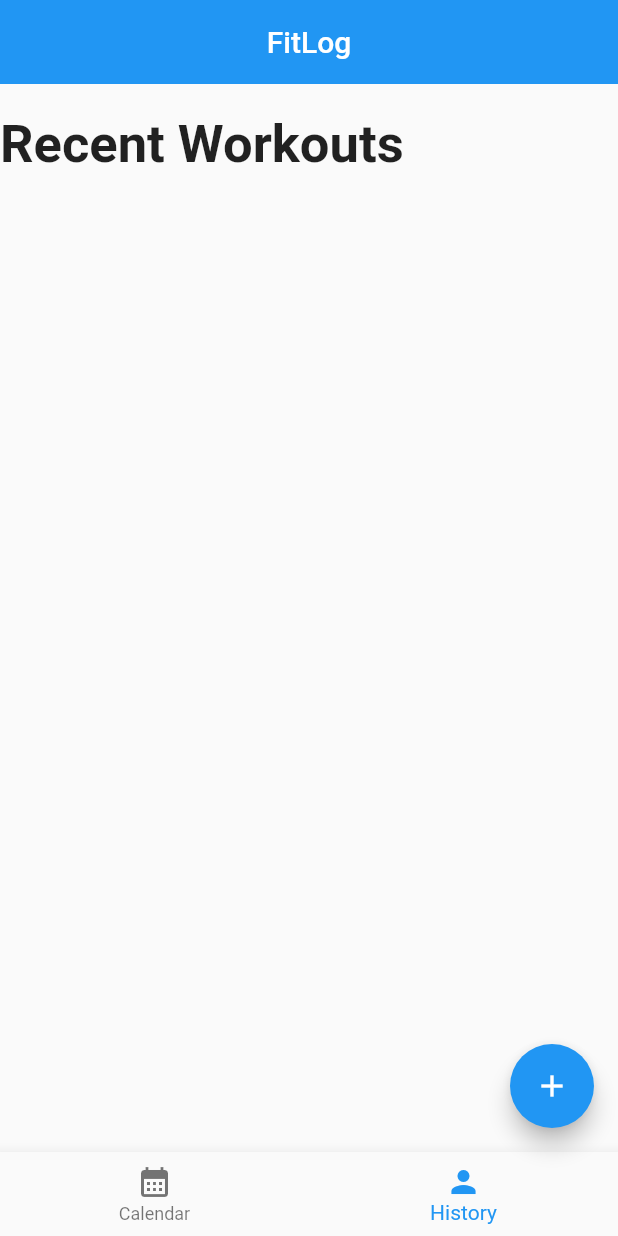
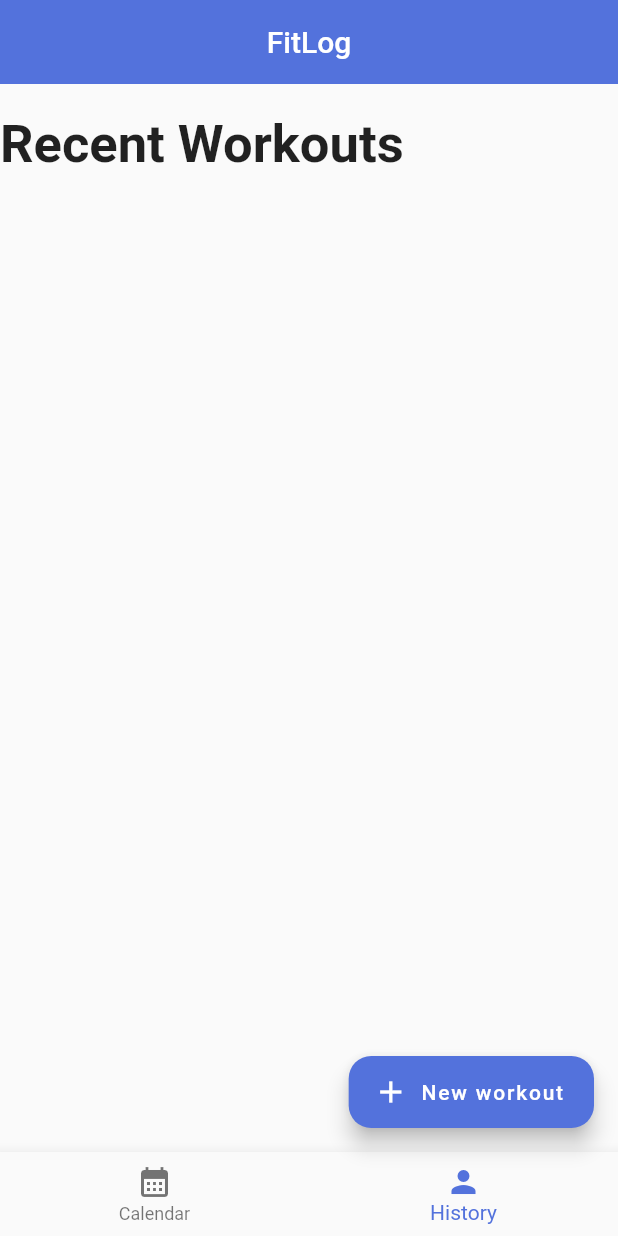
Before and after one commit to Tembero11/FitLog, a Flutter app: the screen it shows after launch, on a phone screen of 412 x 824 dp. Run offline on Flutter 3.47's test engine with Material 2 defaults, Android fonts, the phone set to English and light mode, and no system bars; our stand-ins replace vibration.

Commit message:
Change theme colors

```diff
--- a/lib/components/calendar.dart
+++ b/lib/components/calendar.dart
@@ -186,7 +186,7 @@ class _CalendarAppBarState extends State<CalendarAppBar> {
   @override
   Widget build(BuildContext context) {
     return Container(
-        color: Theme.of(context).colorScheme.secondary,
+        color: Theme.of(context).colorScheme.primary,
         child: Column(
           mainAxisAlignment: MainAxisAlignment.start,
           crossAxisAlignment: CrossAxisAlignment.start,
--- a/lib/main.dart
+++ b/lib/main.dart
@@ -8,12 +8,28 @@ void main() {
 class AppRoot extends StatelessWidget {
   const AppRoot({super.key});
 
+  static const primaryColor = Color(0xff5372DC);
+  static const secondaryColor = Color(0xffC3C4D8);
+
   // This widget is the root of your application.
   @override
   Widget build(BuildContext context) {
-    return const MaterialApp(
-      title: "Gym Diary",
-      home: Material(child: HomeScreen()),
+    return MaterialApp(
+      title: "FitLog",
+      theme: ThemeData(
+        appBarTheme: const AppBarTheme(
+          color: primaryColor
+        ),
+        floatingActionButtonTheme: const FloatingActionButtonThemeData(
+          backgroundColor: primaryColor,
+          foregroundColor: Colors.white
+        ),
+        primaryColor: primaryColor,
+        colorScheme: const ColorScheme.light(primary: primaryColor)
+      ),
+      // darkTheme: ThemeData.dark(),
+      debugShowCheckedModeBanner: false,
+      home: const Material(child: HomeScreen()),
     );
   }
 }
--- a/lib/screens/home.dart
+++ b/lib/screens/home.dart
@@ -3,7 +3,7 @@ import 'package:flutter/services.dart';
 import 'package:gym_diary/screens/add_workout.dart';
 import 'package:gym_diary/screens/tabs/calendar.dart';
 import 'package:gym_diary/screens/tabs/workouts.dart';
-import 'package:gym_diary/utils/data_manager.dart';
+import 'package:gym_diary/utils/data/month_file.dart';
 
 class HomeScreen extends StatefulWidget {
   const HomeScreen({super.key});
@@ -16,10 +16,14 @@ class _HomeScreenState extends State<HomeScreen>
     with SingleTickerProviderStateMixin {
   int tabIndex = 1;
 
-  final dataManager = DataManager();
-
   @override
   void initState() {
+    SystemChrome.setEnabledSystemUIMode(SystemUiMode.edgeToEdge);
+      SystemChrome.setSystemUIOverlayStyle(
+      SystemUiOverlayStyle(
+        systemNavigationBarColor: Colors.black.withOpacity(0.002),
+      ),
+    );
     super.initState();
   }
 
@@ -42,9 +46,17 @@ class _HomeScreenState extends State<HomeScreen>
           children: const [CalendarTab(), WorkoutTab()],
         ),
       ),
-      floatingActionButton: FloatingActionButton(
+      floatingActionButton: tabIndex == 0 ? FloatingActionButton(
+        onPressed: () {},
         heroTag: 'mainBtn',
         child: const Icon(Icons.add),
+      ) : FloatingActionButton.extended(
+        heroTag: 'mainBtn',
+        label: tabIndex == 0 ? const Text("New") : const Text("New workout"),
+        icon: const Icon(Icons.add),
+        shape: RoundedRectangleBorder(
+          borderRadius: BorderRadius.circular(15)
+        ),
         onPressed: () {
           Navigator.push(
               context,
```
Also changed, not shown: lib/components/common/slider.dart (added, +19 -0 lines), lib/utils/data/question_file.dart (added, +18 -0 lines), lib/utils/data_manager.dart (deleted, +0 -35 lines), lib/utils/question_manager.dart (deleted, +0 -14 lines), lib/utils/data/month_file.dart (renamed from lib/utils/month_file.dart), lib/utils/question.dart (line endings or trailing spaces).
